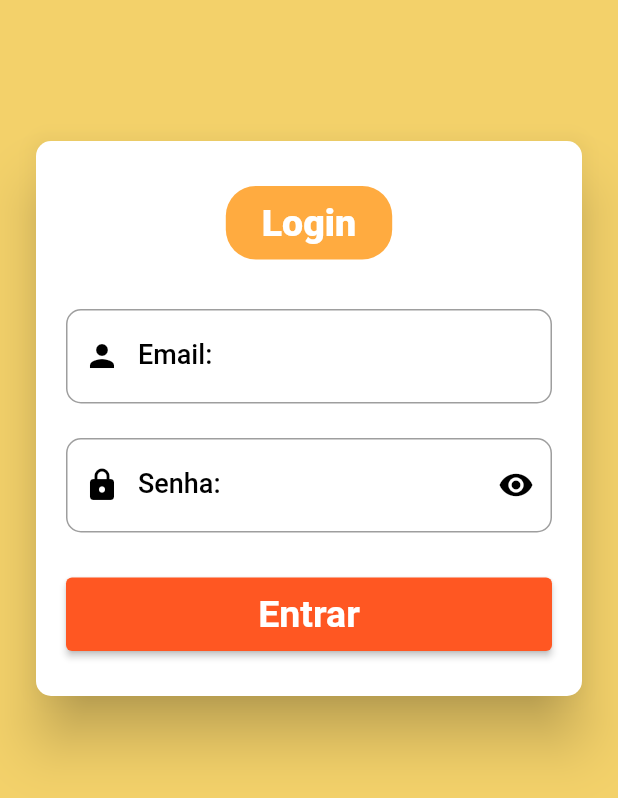
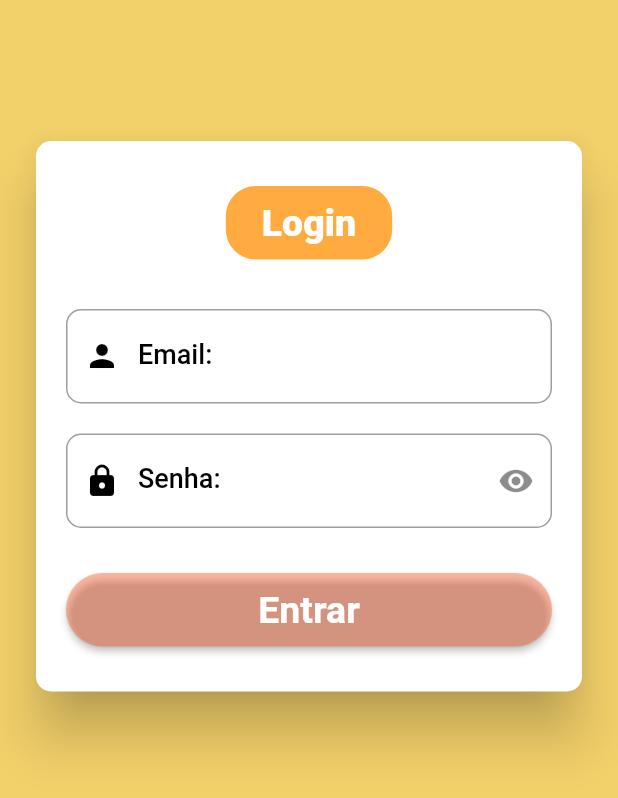
Before and after one commit to Jul10c3s4/projeto2-controlador-despesas-sistema_login, a Flutter app: the screen it shows after launch, after a tap on "Entrar", on a phone screen of 412 x 824 dp. Shown: the top 798 px of the screen. Run offline on Flutter 3.47's test engine with Material 2 defaults, Android fonts, the phone set to English and light mode, and no system bars; our stand-ins replace flutter_mobx, image_picker, mobx, sqflite; accounts and stored records are empty; generated files the repository leaves out were written again.

Commit message:
atualização

```diff
--- a/lib/main.dart
+++ b/lib/main.dart
@@ -3,11 +3,13 @@ import 'package:controlador_despesas/pages/adicionardespesa.dart';
 import 'package:controlador_despesas/pages/destaque_page.dart';
 import 'package:controlador_despesas/pages/login.dart';
 import 'package:controlador_despesas/pages/splash_screen.dart';
+import 'package:controlador_despesas/store/login_store.dart';
 import 'package:flutter/material.dart';
 import 'package:flutter_localizations/flutter_localizations.dart';
+import 'package:provider/provider.dart';
 
 void main() {
-  //parei no minuto 31
+  //parei na aula 24
   runApp(const MyApp());
 }
 
@@ -16,23 +18,21 @@ class MyApp extends StatelessWidget {
 
   @override
   Widget build(BuildContext context) {
-    return MaterialApp(
+    return Provider<LoginStore>(
+        create: (_) => LoginStore(),
+        child: MaterialApp(
             localizationsDelegates: [
               GlobalWidgetsLocalizations.delegate,
               GlobalMaterialLocalizations.delegate,
             ],
-      supportedLocales: [
-        Locale("pt", "BR")
-      ],
+            supportedLocales: [Locale("pt", "BR")],
             debugShowCheckedModeBanner: false,
             initialRoute: "/login",
             routes: <String, WidgetBuilder>{
-        '/homepage':(context) => const DestaquePage(),
+              '/homepage': (context) => const DestaquePage(),
               '/splash': (context) => const SplashSreen(rota: '/homepage'),
-        '/add_despesa':(context) => const AddDespesa(),
+              '/add_despesa': (context) => const AddDespesa(),
               '/login': (context) => const Login()
-      }
-
-    );
+            }));
   }
 }
--- a/lib/pages/login.dart
+++ b/lib/pages/login.dart
@@ -1,6 +1,13 @@
+import 'package:controlador_despesas/pages/destaque_page.dart';
 import 'package:flutter/material.dart';
 import 'package:flutter/src/foundation/key.dart';
 import 'package:flutter/src/widgets/framework.dart';
+import 'package:flutter_mobx/flutter_mobx.dart';
+import 'package:mobx/mobx.dart';
+import 'package:provider/provider.dart';
+
+import '../store/login_store.dart';
+import '../widgets/customIconButton.dart';
 
 class Login extends StatefulWidget {
   const Login({Key? key}) : super(key: key);
@@ -12,6 +19,21 @@ class Login extends StatefulWidget {
 class _LoginState extends State<Login> {
   final TextEditingController _email = TextEditingController();
   final TextEditingController _senha = TextEditingController();
+
+  late LoginStore loginStore;
+  late ReactionDisposer disposer;
+
+  void didChangeDependencies() {
+    super.didChangeDependencies();
+    loginStore = Provider.of<LoginStore>(context);
+    disposer = reaction((_) => loginStore.loggedIn, (loggedIn) {
+      if (loginStore.loggedIn) {
+        Navigator.of(context).pushReplacement(
+            MaterialPageRoute(builder: (_) => const DestaquePage()));
+      }
+    });
+  }
+
   @override
   Widget build(BuildContext context) {
     return SafeArea(
@@ -42,13 +64,15 @@ class _LoginState extends State<Login> {
                               Padding(
                                 padding: EdgeInsets.symmetric(horizontal: 20),
                                 child: Column(
-                                crossAxisAlignment: CrossAxisAlignment.stretch,
+                                  crossAxisAlignment:
+                                      CrossAxisAlignment.stretch,
                                   children: [
                                     SizedBox(
                                       height: 30,
                                     ),
                                     Row(
-                                    mainAxisAlignment: MainAxisAlignment.center,
+                                      mainAxisAlignment:
+                                          MainAxisAlignment.center,
                                       children: [
                                         Container(
                                           padding: EdgeInsets.symmetric(
@@ -72,19 +96,23 @@ class _LoginState extends State<Login> {
                                       height: 30,
                                     ),
                                     Row(
-                                    mainAxisAlignment: MainAxisAlignment.start,
+                                      mainAxisAlignment:
+                                          MainAxisAlignment.start,
                                       children: [],
                                     ),
                                     SizedBox(
                                       height: 3,
                                     ),
-                                  Container(
+                                    Observer(builder: (_) {
+                                      return Container(
                                         decoration: BoxDecoration(
-                                        borderRadius: BorderRadius.circular(10),
+                                            borderRadius:
+                                                BorderRadius.circular(10),
                                             color: Colors.white),
                                         child: TextField(
                                           controller: _email,
-                                      keyboardType: TextInputType.emailAddress,
+                                          keyboardType:
+                                              TextInputType.emailAddress,
                                           decoration: InputDecoration(
                                               prefixIcon: Icon(
                                                 Icons.person,
@@ -107,26 +135,26 @@ class _LoginState extends State<Login> {
                                                 borderRadius:
                                                     BorderRadius.circular(10),
                                               )),
+                                          enabled: !loginStore.loading,
+                                          onChanged: loginStore.setEmail,
                                         ),
-                                  ),
+                                      );
+                                    }),
                                     SizedBox(
                                       height: 20,
                                     ),
-                                  Row(
-                                    mainAxisAlignment: MainAxisAlignment.start,
-                                    children: [],
-                                  ),
-                                  SizedBox(
-                                    height: 3,
-                                  ),
-                                  Container(
+                                    Observer(builder: (_) {
+                                      return Container(
                                         decoration: BoxDecoration(
-                                        borderRadius: BorderRadius.circular(10),
+                                            borderRadius:
+                                                BorderRadius.circular(10),
                                             color: Colors.white),
                                         child: TextField(
                                           controller: _senha,
-                                      obscureText: true,
-                                      keyboardType: TextInputType.emailAddress,
+                                          obscureText:
+                                              loginStore.passWordVisible,
+                                          keyboardType:
+                                              TextInputType.text,
                                           decoration: InputDecoration(
                                               label: Text(
                                                 "Senha:",
@@ -136,12 +164,14 @@ class _LoginState extends State<Login> {
                                                   color: Colors.black,
                                                 ),
                                               ),
-                                          suffixIcon: IconButton(
-                                            onPressed: () {},
-                                            icon: Icon(
-                                              Icons.remove_red_eye_rounded,
-                                              color: Colors.black,
-                                            ),
+                                              suffixIcon: CustonIconbutton(
+                                                radius: 32,
+                                                icoData:
+                                                    loginStore.passWordVisible
+                                                        ? Icons.visibility
+                                                        : Icons.visibility_off,
+                                                onTap: loginStore
+                                                    .togllePasswordVisibility,
                                               ),
                                               prefixIcon: Icon(
                                                 Icons.https_rounded,
@@ -156,16 +186,28 @@ class _LoginState extends State<Login> {
                                                 borderRadius:
                                                     BorderRadius.circular(10),
                                               )),
+                                          enabled: !loginStore.loading,
+                                          onChanged: loginStore.setPassword,
                                         ),
-                                  ),
+                                      );
+                                    }),
                                     SizedBox(
                                       height: 30,
                                     ),
-                                  ElevatedButton(
+                                    Observer(builder: (_) {
+                                      return ElevatedButton(
                                         onPressed: () {
-                                      _logar();
+                                          loginStore.isFormValid ||
+                                                  loginStore.loading
+                                              ? null
+                                              : loginStore.loginPressed;
                                         },
-                                    child: Text(
+                                        child: loginStore.loading
+                                            ? const CircularProgressIndicator(
+                                                valueColor:
+                                                    AlwaysStoppedAnimation(
+                                                        Colors.white))
+                                            : const Text(
                                                 "Entrar",
                                                 style: TextStyle(
                                                   fontSize: 25,
@@ -174,10 +216,20 @@ class _LoginState extends State<Login> {
                                                 ),
                                               ),
                                         style: ElevatedButton.styleFrom(
-                                        backgroundColor: Colors.deepOrange,
-                                        padding:
-                                            EdgeInsets.symmetric(vertical: 10)),
+                                            shape: RoundedRectangleBorder(
+                                              borderRadius:
+                                                  BorderRadius.circular(33),
                                             ),
+                                            backgroundColor: loginStore
+                                                        .isEmailValid &&
+                                                    loginStore.isPasswordValid
+                                                ? Colors.deepOrange
+                                                : Colors.deepOrange
+                                                    .withAlpha(100),
+                                            padding: EdgeInsets.symmetric(
+                                                vertical: 10)),
+                                      );
+                                    }),
                                     SizedBox(
                                       height: 30,
                                     ),
@@ -192,14 +244,17 @@ class _LoginState extends State<Login> {
                   )),
                 ),
               )
-
             ],
           )
         ],
       ),
     ));
   }
-  void _logar(){
 
+  void dispose() {
+    disposer();
+    super.dispose();
   }
+
+  void _logar() {}
 }
--- /dev/null
+++ b/lib/widgets/customIconButton.dart
@@ -0,0 +1,32 @@
+import 'package:flutter/cupertino.dart';
+import 'package:flutter/material.dart';
+import 'package:flutter/src/widgets/container.dart';
+import 'package:flutter/src/widgets/framework.dart';
+
+class CustonIconbutton extends StatefulWidget {
+  final double radius;
+  final IconData icoData;
+  final VoidCallback onTap;
+
+  const CustonIconbutton
+  ({super.key, required this.radius, required this.icoData, required this.onTap});
+
+  @override
+  State<CustonIconbutton> createState() => _CustonIconbuttonState();
+}
+
+class _CustonIconbuttonState extends State<CustonIconbutton> {
+  @override
+  Widget build(BuildContext context) {
+    return ClipRRect(
+      borderRadius: BorderRadius.circular(widget.radius),
+      child: Material(
+        color: Colors.transparent,
+        child: InkWell(
+          onTap: widget.onTap,
+          child:  Icon(widget.icoData),
+        ),
+      ),
+    );
+  }
+}
```
Also changed, not shown: lib/store/login_store.dart (added, +62 -0 lines), pubspec.yaml (+7 -0 lines), lib/store/login_store.g.dart (added), pubspec.lock. Lines whose indentation alone changed are shown as unchanged.
